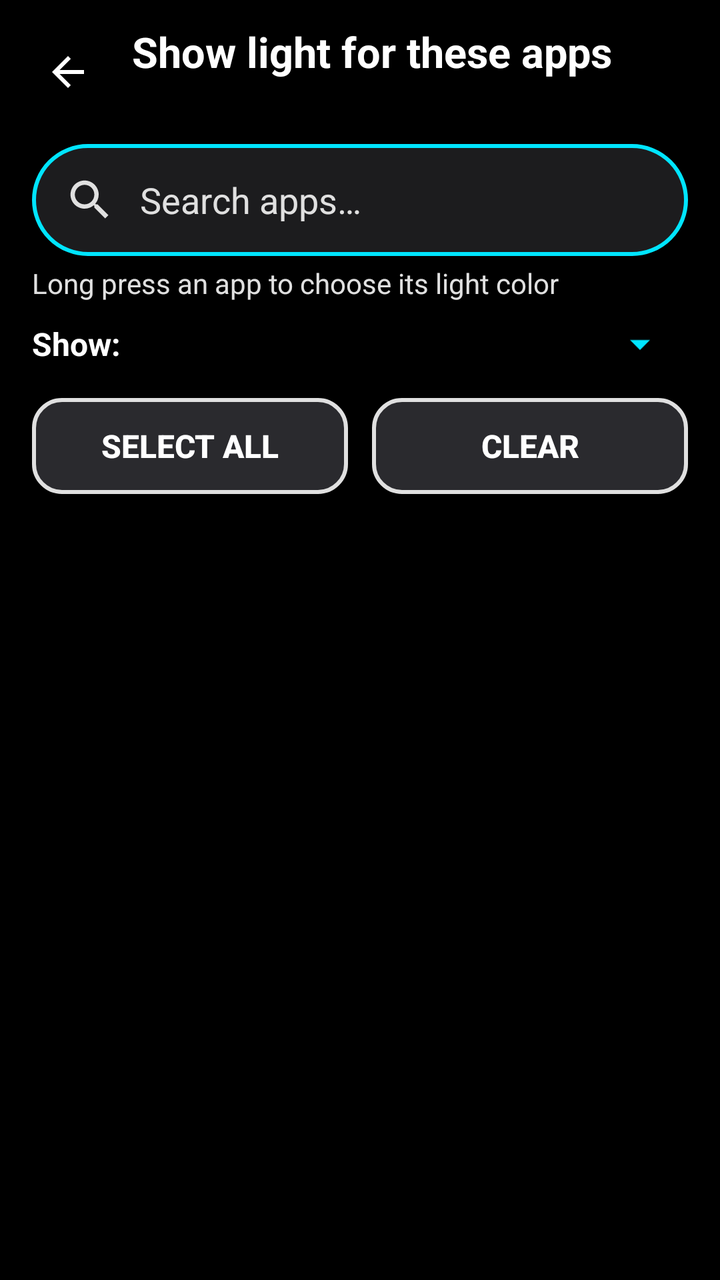
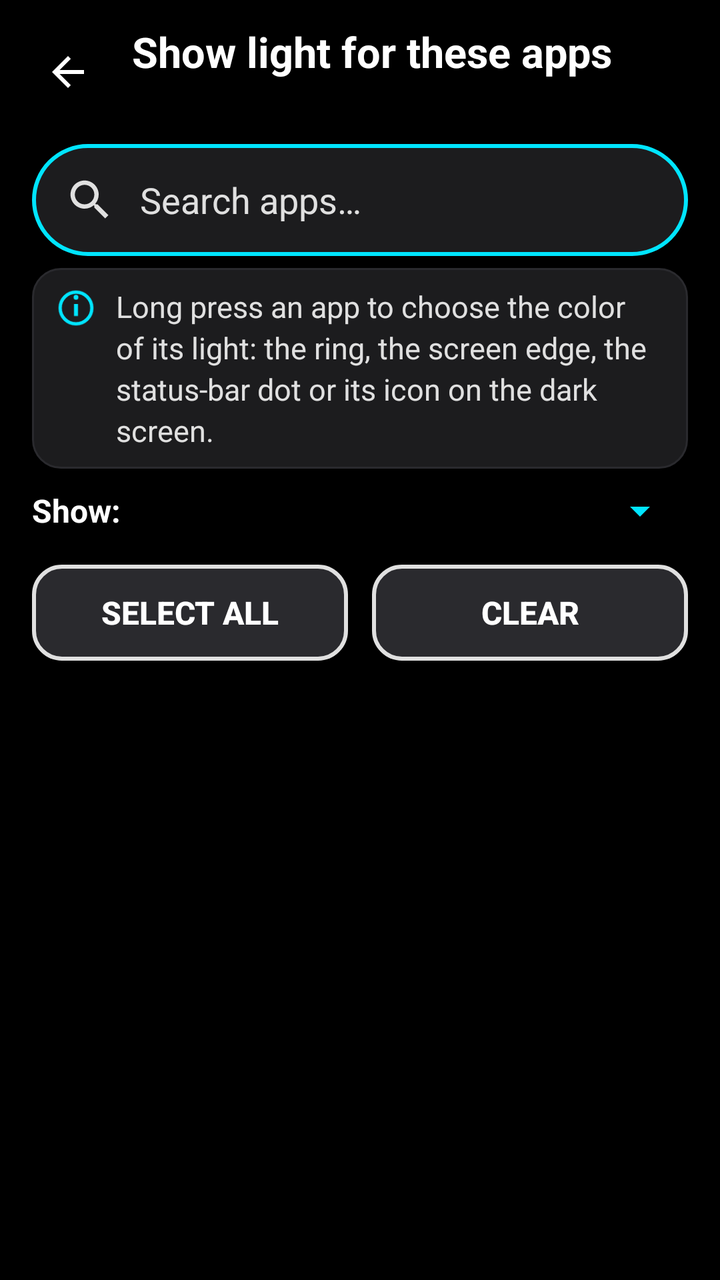

Two renders of the same Android screen: before a commit and after it. Below are the layout's source before the change and the commit's diff.
<!-- AndroidManifest.xml: application theme Theme.AoD -->
<!-- res/layout/activity_app_picker.xml -->
<?xml version="1.0" encoding="utf-8"?>
<LinearLayout xmlns:android="http://schemas.android.com/apk/res/android"
    xmlns:app="http://schemas.android.com/apk/res-auto"
    android:layout_width="match_parent"
    android:layout_height="match_parent"
    android:background="@color/hc_bg"
    android:orientation="vertical">

    <LinearLayout
        android:layout_width="match_parent"
        android:layout_height="wrap_content"
        android:orientation="horizontal"
        android:gravity="center_vertical"
        android:paddingStart="8dp"
        android:paddingEnd="16dp"
        android:paddingTop="10dp"
        android:paddingBottom="6dp">

        <ImageButton
            android:id="@+id/btn_back"
            android:layout_width="52dp"
            android:layout_height="52dp"
            android:background="?attr/selectableItemBackgroundBorderless"
            android:src="@drawable/ic_back"
            android:contentDescription="@string/btn_back" />

        <LinearLayout
            android:layout_width="0dp"
            android:layout_height="wrap_content"
            android:layout_weight="1"
            android:orientation="vertical"
            android:paddingStart="6dp">

            <TextView
                android:layout_width="match_parent"
                android:layout_height="wrap_content"
                android:text="@string/picker_title"
                android:textColor="@color/hc_text"
                android:textSize="21sp"
                android:textStyle="bold" />

            <TextView
                android:id="@+id/txt_count"
                android:layout_width="match_parent"
                android:layout_height="wrap_content"
                android:textColor="@color/hc_accent"
                android:textSize="15sp"
                android:textStyle="bold" />
        </LinearLayout>
    </LinearLayout>

    <LinearLayout
        android:layout_width="match_parent"
        android:layout_height="wrap_content"
        android:orientation="horizontal"
        android:gravity="center_vertical"
        android:background="@drawable/bg_search"
        android:layout_marginStart="16dp"
        android:layout_marginEnd="16dp"
        android:layout_marginTop="4dp"
        android:paddingStart="16dp"
        android:paddingEnd="8dp">

        <ImageView
            android:layout_width="26dp"
            android:layout_height="26dp"
            android:src="@drawable/ic_search"
            android:importantForAccessibility="no" />

        <EditText
            android:id="@+id/et_search"
            android:layout_width="0dp"
            android:layout_height="wrap_content"
            android:layout_weight="1"
            android:background="@null"
            android:hint="@string/picker_search_hint"
            android:textColorHint="@color/hc_text_dim"
            android:textColor="@color/hc_text"
            android:textSize="18sp"
            android:inputType="text"
            android:imeOptions="actionSearch"
            android:maxLines="1"
            android:minHeight="56dp"
            android:paddingStart="12dp"
            android:paddingEnd="8dp" />

        <ImageButton
            android:id="@+id/btn_clear_search"
            android:layout_width="48dp"
            android:layout_height="48dp"
            android:background="?attr/selectableItemBackgroundBorderless"
            android:src="@drawable/ic_clear"
            android:visibility="gone"
            android:contentDescription="@string/picker_none" />
    </LinearLayout>

    <TextView
        android:id="@+id/txt_hint"
        android:layout_width="match_parent"
        android:layout_height="wrap_content"
        android:layout_marginTop="4dp"
        android:ellipsize="end"
        android:maxLines="1"
        android:paddingStart="16dp"
        android:paddingEnd="16dp"
        android:text="@string/picker_hint"
        android:textColor="@color/hc_text_dim"
        android:textSize="14sp" />

    <LinearLayout
        android:layout_width="match_parent"
        android:layout_height="wrap_content"
        android:orientation="horizontal"
        android:gravity="center_vertical"
        android:paddingStart="16dp"
        android:paddingEnd="16dp"
        android:minHeight="42dp">

        <TextView
            android:layout_width="wrap_content"
            android:layout_height="wrap_content"
            android:labelFor="@+id/sp_picker_filter"
            android:text="@string/picker_filter"
            android:textColor="@color/hc_text"
            android:textSize="16sp"
            android:textStyle="bold" />

        <Spinner
            android:id="@+id/sp_picker_filter"
            android:layout_width="0dp"
            android:layout_height="wrap_content"
            android:layout_marginStart="8dp"
            android:layout_weight="1"
            android:backgroundTint="@color/hc_accent"
            android:minHeight="42dp" />
    </LinearLayout>

    <LinearLayout
        android:layout_width="match_parent"
        android:layout_height="wrap_content"
        android:orientation="horizontal"
        android:paddingStart="16dp"
        android:paddingEnd="16dp"
        android:paddingTop="6dp"
        android:paddingBottom="6dp">

        <Button android:id="@+id/btn_all" style="@style/BtnSecondary"
            android:layout_width="0dp" android:layout_weight="1"
            android:layout_marginEnd="6dp"
            android:minHeight="48dp"
            android:text="@string/picker_all" />

        <Button android:id="@+id/btn_none" style="@style/BtnSecondary"
            android:layout_width="0dp" android:layout_weight="1"
            android:layout_marginStart="6dp"
            android:minHeight="48dp"
            android:text="@string/picker_none" />
    </LinearLayout>

    <FrameLayout
        android:layout_width="match_parent"
        android:layout_height="0dp"
        android:layout_weight="1">

        <androidx.recyclerview.widget.RecyclerView
            android:id="@+id/app_list"
            android:layout_width="match_parent"
            android:layout_height="match_parent"
            android:clipToPadding="false"
            android:paddingBottom="16dp"
            android:scrollbars="none"
            app:fastScrollEnabled="true"
            app:fastScrollVerticalThumbDrawable="@drawable/fastscroll_thumb"
            app:fastScrollVerticalTrackDrawable="@drawable/fastscroll_track"
            app:fastScrollHorizontalThumbDrawable="@drawable/fastscroll_thumb_horizontal"
            app:fastScrollHorizontalTrackDrawable="@drawable/fastscroll_track_horizontal" />

        <TextView
            android:id="@+id/txt_empty"
            android:layout_width="match_parent"
            android:layout_height="wrap_content"
            android:layout_gravity="center"
            android:gravity="center"
            android:text="@string/picker_empty"
            android:textColor="@color/hc_text_dim"
            android:textSize="18sp"
            android:visibility="gone" />

        <ProgressBar
            android:id="@+id/progress"
            android:layout_width="64dp"
            android:layout_height="64dp"
            android:layout_gravity="center"
            android:indeterminateTint="@color/hc_accent" />
    </FrameLayout>
</LinearLayout>
<!-- resources referenced by this layout -->
<resources>
  <color name="hc_accent">#FF00E5FF</color>
  <color name="hc_bg">#FF000000</color>
  <color name="hc_text">#FFFFFFFF</color>
  <color name="hc_text_dim">#FFE0E0E0</color>
  <!-- drawable bg_search (drawable) -->
  <?xml version="1.0" encoding="utf-8"?>
  <shape xmlns:android="http://schemas.android.com/apk/res/android" android:shape="rectangle">
      <solid android:color="@color/hc_surface" />
      <stroke android:width="2dp" android:color="@color/hc_accent" />
      <corners android:radius="28dp" />
  </shape>
  <!-- drawable fastscroll_track (drawable) -->
  <?xml version="1.0" encoding="utf-8"?>
  <shape xmlns:android="http://schemas.android.com/apk/res/android" android:shape="rectangle">
      <solid android:color="#FF3A3A3C" />
      <corners android:radius="4dp" />
      <size android:width="8dp" />
  </shape>
  <!-- drawable fastscroll_track_horizontal (drawable) -->
  <?xml version="1.0" encoding="utf-8"?>
  <shape xmlns:android="http://schemas.android.com/apk/res/android" android:shape="rectangle">
      <solid android:color="#FF3A3A3C" />
      <corners android:radius="4dp" />
      <size android:height="8dp" />
  </shape>
  <!-- drawable ic_back (drawable) -->
  <?xml version="1.0" encoding="utf-8"?>
  <vector xmlns:android="http://schemas.android.com/apk/res/android"
      android:width="24dp" android:height="24dp"
      android:viewportWidth="24" android:viewportHeight="24"
      android:tint="@color/hc_text">
      <path android:fillColor="#FFFFFFFF"
          android:pathData="M20,11H7.83l5.59,-5.59L12,4l-8,8 8,8 1.41,-1.41L7.83,13H20v-2z" />
  </vector>
  <string name="btn_back">Back</string>
  <string name="picker_all">Select all</string>
  <string name="picker_empty">No apps match your search</string>
  <string name="picker_filter">Show:</string>
  <string name="picker_hint">Long press an app to choose its light color</string>
  <string name="picker_none">Clear</string>
  <string name="picker_search_hint">Search apps…</string>
  <string name="picker_title">Show light for these apps</string>
  <style name="BtnSecondary" parent="BtnPrimary">
          <item name="android:background">@drawable/bg_btn_secondary</item>
          <item name="android:textColor">@color/hc_text</item>
      </style>
  <color name="hc_surface">#FF1C1C1E</color>
  <color name="black">#FF000000</color>
  <style name="Theme.AoD.Dialog" parent="Theme.AppCompat.Dialog.Alert">
          <item name="android:background">@color/hc_surface</item>
          <item name="android:textColorPrimary">@color/hc_text</item>
          <item name="android:textColor">@color/hc_text</item>
          <item name="colorAccent">@color/hc_accent</item>
          <item name="android:textSize">17sp</item>
      </style>
  <color name="hc_on_accent">#FF000000</color>
  <color name="hc_surface2">#FF2A2A2E</color>
  <!-- unchanged entries left out for length: 8 -->
</resources>

<!-- the commit's change to res/layout/activity_app_picker.xml (unified diff, before → after) -->
@@ -94,18 +94,38 @@
             android:contentDescription="@string/picker_none" />
     </LinearLayout>
 
-    <TextView
-        android:id="@+id/txt_hint"
-        android:layout_width="match_parent"
-        android:layout_height="wrap_content"
-        android:layout_marginTop="4dp"
-        android:ellipsize="end"
-        android:maxLines="1"
-        android:paddingStart="16dp"
-        android:paddingEnd="16dp"
-        android:text="@string/picker_hint"
-        android:textColor="@color/hc_text_dim"
-        android:textSize="14sp" />
+    <LinearLayout
+        android:layout_width="match_parent"
+        android:layout_height="wrap_content"
+        android:orientation="horizontal"
+        android:gravity="top"
+        android:background="@drawable/bg_tip"
+        android:layout_marginStart="16dp"
+        android:layout_marginEnd="16dp"
+        android:layout_marginTop="6dp"
+        android:paddingStart="12dp"
+        android:paddingEnd="14dp"
+        android:paddingTop="9dp"
+        android:paddingBottom="9dp">
+
+        <ImageView
+            android:layout_width="20dp"
+            android:layout_height="20dp"
+            android:layout_marginTop="1dp"
+            android:layout_marginEnd="10dp"
+            android:src="@drawable/ic_info"
+            android:importantForAccessibility="no" />
+
+        <TextView
+            android:id="@+id/txt_hint"
+            android:layout_width="0dp"
+            android:layout_height="wrap_content"
+            android:layout_weight="1"
+            android:lineSpacingExtra="3dp"
+            android:text="@string/picker_hint"
+            android:textColor="@color/hc_text_dim"
+            android:textSize="15sp" />
+    </LinearLayout>
 
     <LinearLayout
         android:layout_width="match_parent"
<!-- resource entries referenced after the edit -->
@@ -10,6 +10,13 @@
       <solid android:color="@color/hc_surface" />
       <stroke android:width="2dp" android:color="@color/hc_accent" />
       <corners android:radius="28dp" />
+  </shape>
+  <!-- drawable bg_tip (drawable) -->
+  <?xml version="1.0" encoding="utf-8"?>
+  <shape xmlns:android="http://schemas.android.com/apk/res/android" android:shape="rectangle">
+      <solid android:color="@color/hc_surface" />
+      <stroke android:width="1dp" android:color="@color/hc_surface2" />
+      <corners android:radius="14dp" />
   </shape>
   <!-- drawable fastscroll_track (drawable) -->
   <?xml version="1.0" encoding="utf-8"?>
@@ -34,11 +41,29 @@
       <path android:fillColor="#FFFFFFFF"
           android:pathData="M20,11H7.83l5.59,-5.59L12,4l-8,8 8,8 1.41,-1.41L7.83,13H20v-2z" />
   </vector>
+  <!-- drawable ic_info (drawable) -->
+  <?xml version="1.0" encoding="utf-8"?>
+  <vector xmlns:android="http://schemas.android.com/apk/res/android"
+      android:width="24dp" android:height="24dp"
+      android:viewportWidth="24" android:viewportHeight="24"
+      android:tint="@color/hc_accent">
+      <path
+          android:strokeColor="#FFFFFFFF"
+          android:strokeWidth="2"
+          android:fillColor="#00000000"
+          android:pathData="M12,12m-9.5,0a9.5,9.5 0 1,1 19,0a9.5,9.5 0 1,1 -19,0" />
+      <path
+          android:fillColor="#FFFFFFFF"
+          android:pathData="M12,5.6m-1.45,0a1.45,1.45 0 1,1 2.9,0a1.45,1.45 0 1,1 -2.9,0" />
+      <path
+          android:fillColor="#FFFFFFFF"
+          android:pathData="M10.8,9.6h2.4v7.2h-2.4z" />
+  </vector>
   <string name="btn_back">Back</string>
   <string name="picker_all">Select all</string>
   <string name="picker_empty">No apps match your search</string>
   <string name="picker_filter">Show:</string>
-  <string name="picker_hint">Long press an app to choose its light color</string>
+  <string name="picker_hint">Long press an app to choose the color of its light: the ring, the screen edge, the status-bar dot or its icon on the dark screen.</string>
   <string name="picker_none">Clear</string>
   <string name="picker_search_hint">Search apps…</string>
   <string name="picker_title">Show light for these apps</string>
